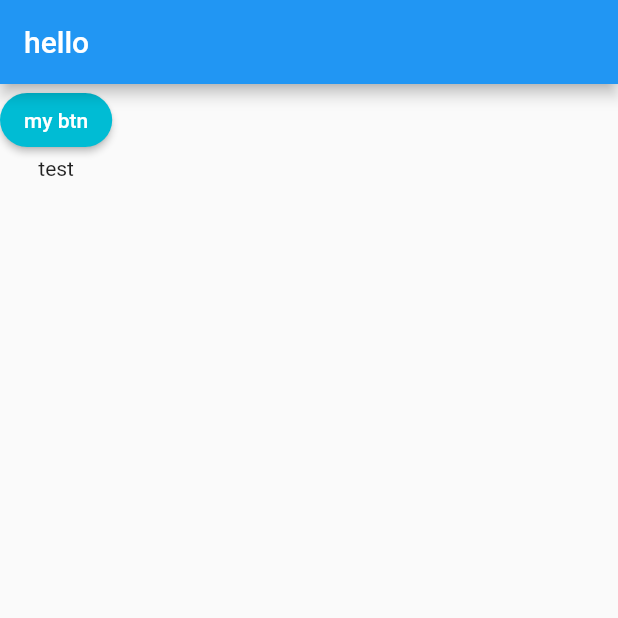
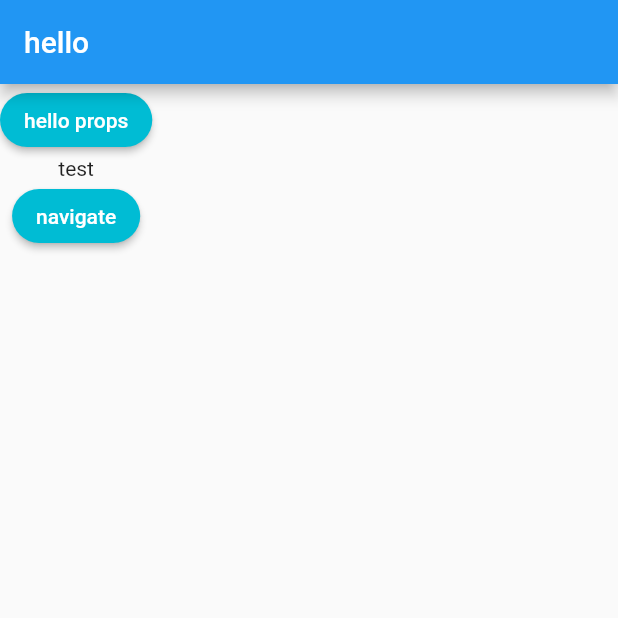
Before and after one commit to murakamiren/flutter_style, a Flutter app: the screen it shows after launch, on a phone screen of 412 x 824 dp, the top half of it. Run offline on Flutter 3.47's test engine with Material 2 defaults, Android fonts, the phone set to English and light mode, and no system bars.

Commit message:
func props

```diff
--- a/lib/components/custom_btn.dart
+++ b/lib/components/custom_btn.dart
@@ -3,20 +3,22 @@ import 'package:flutter/src/foundation/key.dart';
 import 'package:flutter/src/widgets/framework.dart';
 
 class CustomBtn extends StatelessWidget {
-  const CustomBtn({
-    Key? key,
-  }) : super(key: key);
+  const CustomBtn({Key? key, required this.btnTitle, required this.onPress})
+      : super(key: key);
+
+  final String btnTitle;
+  final void Function() onPress;
 
   @override
   Widget build(BuildContext context) {
     return ElevatedButton(
-      child: const Text("my btn"),
+      child: Text(btnTitle),
       style: ElevatedButton.styleFrom(
         primary: Colors.cyan,
         onPrimary: Colors.white,
         shape: const StadiumBorder(),
       ),
-      onPressed: () {},
+      onPressed: onPress,
     );
   }
 }
--- a/lib/main.dart
+++ b/lib/main.dart
@@ -11,6 +11,7 @@ class MyApp extends StatelessWidget {
   @override
   Widget build(BuildContext context) {
     return MaterialApp(
+      debugShowCheckedModeBanner: false,
       title: "flutter style",
       home: HomeView(),
     );
--- a/lib/views/home.dart
+++ b/lib/views/home.dart
@@ -17,8 +17,15 @@ class HomeView extends StatelessWidget {
       body: SafeArea(
           child: Column(
         children: [
-          CustomBtn(),
+          CustomBtn(
+            btnTitle: "hello props",
+            onPress: () {},
+          ),
           TextComponent(innerTextProp: "test"),
+          CustomBtn(
+            btnTitle: "navigate",
+            onPress: () {},
+          ),
         ],
       )),
     );
```
